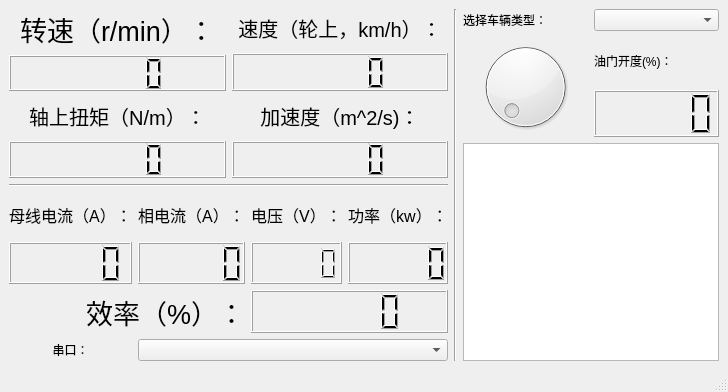
Above: mainwindow.ui from 54108/TestPlantform before the change. Below: the same form after it.
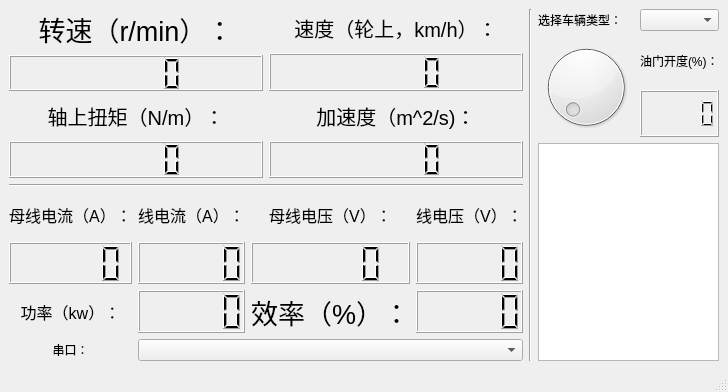
That is the form after the change. Custom widgets are drawn as their Qt base class.

Diff of the .ui file:
```diff
--- a/mainwindow.ui
+++ b/mainwindow.ui
@@ -150,46 +150,27 @@
         </item>
         <item>
          <layout class="QGridLayout" name="gridLayout">
-          <item row="2" column="3">
-           <widget class="QLCDNumber" name="lcdNumber_gongLv">
-            <property name="sizePolicy">
-             <sizepolicy hsizetype="Preferred" vsizetype="Minimum">
-              <horstretch>0</horstretch>
-              <verstretch>0</verstretch>
-             </sizepolicy>
-            </property>
-           </widget>
-          </item>
           <item row="1" column="1">
            <widget class="QLabel" name="label_2">
+            <property name="sizePolicy">
+             <sizepolicy hsizetype="Preferred" vsizetype="Preferred">
+              <horstretch>0</horstretch>
+              <verstretch>0</verstretch>
+             </sizepolicy>
+            </property>
             <property name="font">
              <font>
               <pointsize>12</pointsize>
              </font>
             </property>
             <property name="text">
-             <string>相电流（A）：</string>
+             <string>线电流（A）：</string>
             </property>
             <property name="alignment">
              <set>Qt::AlignCenter</set>
             </property>
            </widget>
           </item>
-          <item row="3" column="0" colspan="2">
-           <widget class="QLabel" name="label_9">
-            <property name="font">
-             <font>
-              <pointsize>20</pointsize>
-             </font>
-            </property>
-            <property name="text">
-             <string>效率（%）：</string>
-            </property>
-            <property name="alignment">
-             <set>Qt::AlignRight|Qt::AlignTrailing|Qt::AlignVCenter</set>
-            </property>
-           </widget>
-          </item>
           <item row="2" column="1">
            <widget class="QLCDNumber" name="lcdNumber_xiangDianLiu">
             <property name="sizePolicy">
@@ -225,9 +206,6 @@
             </property>
            </widget>
           </item>
-          <item row="3" column="2" colspan="2">
-           <widget class="QLCDNumber" name="lcdNumber_xiaoLv"/>
-          </item>
           <item row="1" column="2">
            <widget class="QLabel" name="label_7">
             <property name="font">
@@ -236,22 +214,7 @@
              </font>
             </property>
             <property name="text">
-             <string>电压（V）：</string>
-            </property>
-            <property name="alignment">
-             <set>Qt::AlignCenter</set>
-            </property>
-           </widget>
-          </item>
-          <item row="1" column="3">
-           <widget class="QLabel" name="label_8">
-            <property name="font">
-             <font>
-              <pointsize>12</pointsize>
-             </font>
-            </property>
-            <property name="text">
-             <string>功率（kw）：</string>
+             <string>母线电压（V）：</string>
             </property>
             <property name="alignment">
              <set>Qt::AlignCenter</set>
@@ -281,6 +244,73 @@
             </property>
            </widget>
           </item>
+          <item row="3" column="3">
+           <widget class="QLCDNumber" name="lcdNumber_xiaoLv"/>
+          </item>
+          <item row="3" column="2">
+           <widget class="QLabel" name="label_9">
+            <property name="font">
+             <font>
+              <pointsize>20</pointsize>
+             </font>
+            </property>
+            <property name="text">
+             <string>效率（%）：</string>
+            </property>
+            <property name="alignment">
+             <set>Qt::AlignRight|Qt::AlignTrailing|Qt::AlignVCenter</set>
+            </property>
+           </widget>
+          </item>
+          <item row="3" column="0">
+           <widget class="QLabel" name="label_8">
+            <property name="font">
+             <font>
+              <pointsize>12</pointsize>
+             </font>
+            </property>
+            <property name="text">
+             <string>功率（kw）：</string>
+            </property>
+            <property name="alignment">
+             <set>Qt::AlignCenter</set>
+            </property>
+           </widget>
+          </item>
+          <item row="3" column="1">
+           <widget class="QLCDNumber" name="lcdNumber_gongLv">
+            <property name="sizePolicy">
+             <sizepolicy hsizetype="Preferred" vsizetype="Minimum">
+              <horstretch>0</horstretch>
+              <verstretch>0</verstretch>
+             </sizepolicy>
+            </property>
+           </widget>
+          </item>
+          <item row="1" column="3">
+           <widget class="QLabel" name="label_13">
+            <property name="sizePolicy">
+             <sizepolicy hsizetype="Preferred" vsizetype="Preferred">
+              <horstretch>0</horstretch>
+              <verstretch>0</verstretch>
+             </sizepolicy>
+            </property>
+            <property name="font">
+             <font>
+              <pointsize>12</pointsize>
+             </font>
+            </property>
+            <property name="text">
+             <string>线电压（V）：</string>
+            </property>
+            <property name="alignment">
+             <set>Qt::AlignCenter</set>
+            </property>
+           </widget>
+          </item>
+          <item row="2" column="3">
+           <widget class="QLCDNumber" name="lcdNumber_xianDianYa"/>
+          </item>
          </layout>
         </item>
        </layout>
@@ -299,27 +329,34 @@
         </item>
         <item>
          <layout class="QGridLayout" name="gridLayout_2">
-          <item row="0" column="0">
+          <item row="3" column="2">
+           <widget class="QLCDNumber" name="lcdNumber_youMen"/>
+          </item>
+          <item row="1" column="2">
+           <widget class="QComboBox" name="comboBox_car"/>
+          </item>
+          <item row="1" column="0" colspan="2">
            <widget class="QLabel" name="label_10">
             <property name="text">
              <string>选择车辆类型：</string>
             </property>
            </widget>
           </item>
-          <item row="3" column="0" colspan="2">
-           <widget class="QPlainTextEdit" name="plainTextEdit"/>
-          </item>
-          <item row="0" column="1">
-           <widget class="QComboBox" name="comboBox_car"/>
-          </item>
-          <item row="1" column="1">
+          <item row="2" column="2">
            <widget class="QLabel" name="label_11">
             <property name="text">
              <string>油门开度(%)：</string>
             </property>
            </widget>
           </item>
-          <item row="1" column="0" rowspan="2">
+          <item row="4" column="0" colspan="3">
+           <layout class="QGridLayout" name="gridLayout_3">
+            <item row="0" column="0">
+             <widget class="QChartView" name="cView"/>
+            </item>
+           </layout>
+          </item>
+          <item row="2" column="0" rowspan="2" colspan="2">
            <widget class="QDial" name="dial">
             <property name="maximum">
              <number>100</number>
@@ -329,9 +366,6 @@
             </property>
            </widget>
           </item>
-          <item row="2" column="1">
-           <widget class="QLCDNumber" name="lcdNumber_youMen"/>
-          </item>
          </layout>
         </item>
        </layout>
@@ -352,6 +386,13 @@
   </widget>
   <widget class="QStatusBar" name="statusbar"/>
  </widget>
+ <customwidgets>
+  <customwidget>
+   <class>QChartView</class>
+   <extends>QGraphicsView</extends>
+   <header location="global">qchartview.h</header>
+  </customwidget>
+ </customwidgets>
  <resources/>
  <connections/>
 </ui>
```
Left out of the diff: 7 changed lines with no effect on the pictures.
